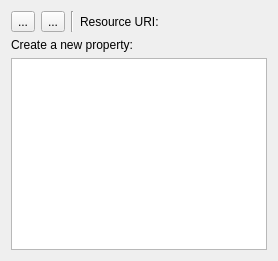
First picture: the form in resourceeditorwidget.ui, repository KDE/nepomukshell, before the edit.
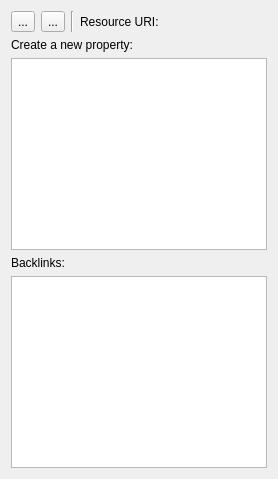
Second picture: the form after the edit. Custom widgets are drawn as their Qt base class.

Commit message: Added backlinks to the resource editor

Diff of the .ui file:
```diff
--- a/resourceeditorwidget.ui
+++ b/resourceeditorwidget.ui
@@ -75,6 +75,16 @@
    <item>
     <widget class="QTableView" name="m_propertyView"/>
    </item>
+   <item>
+    <widget class="QLabel" name="label_3">
+     <property name="text">
+      <string>Backlinks:</string>
+     </property>
+    </widget>
+   </item>
+   <item>
+    <widget class="QTableView" name="m_backlinksView"/>
+   </item>
   </layout>
  </widget>
  <customwidgets>
```
Left out of the diff: 3 changed lines with no effect on the pictures. The commit also changes 5 other files.
